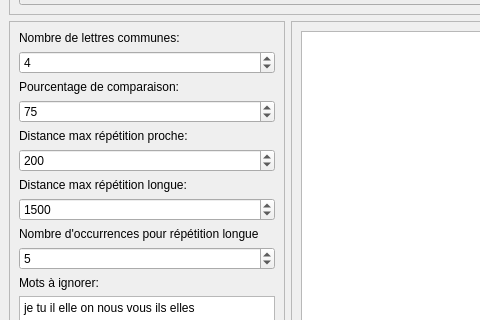
First picture: the form in fenetre.ui, repository chep/repetitions, before the edit; both pictures show x 0 to 480 and y 84 to 404 of the 1081 by 850 pixel window.
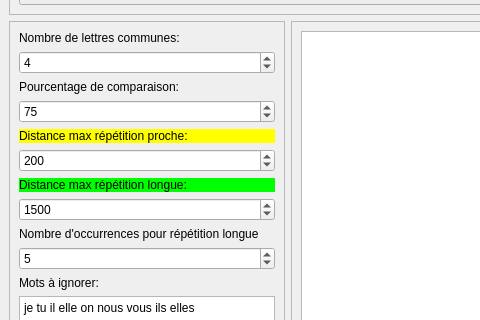
Second picture: the form after the edit.

What changed in the file:
```diff
--- a/fenetre.ui
+++ b/fenetre.ui
@@ -63,6 +63,9 @@
        </item>
        <item>
         <widget class="QLabel" name="label_3">
+         <property name="styleSheet">
+          <string notr="true">background-color: rgb(255, 255, 0);</string>
+         </property>
          <property name="text">
           <string>Distance max répétition proche:</string>
          </property>
@@ -80,6 +83,9 @@
        </item>
        <item>
         <widget class="QLabel" name="label_4">
+         <property name="styleSheet">
+          <string notr="true">background-color: rgb(0, 255, 0);</string>
+         </property>
          <property name="text">
           <string>Distance max répétition longue:</string>
          </property>
```
